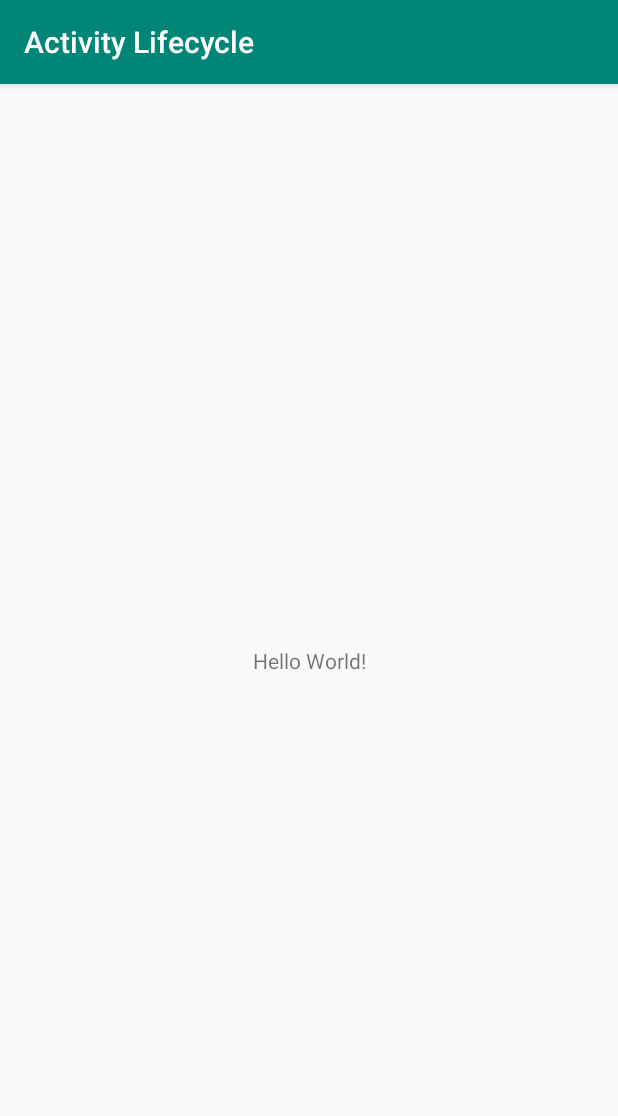
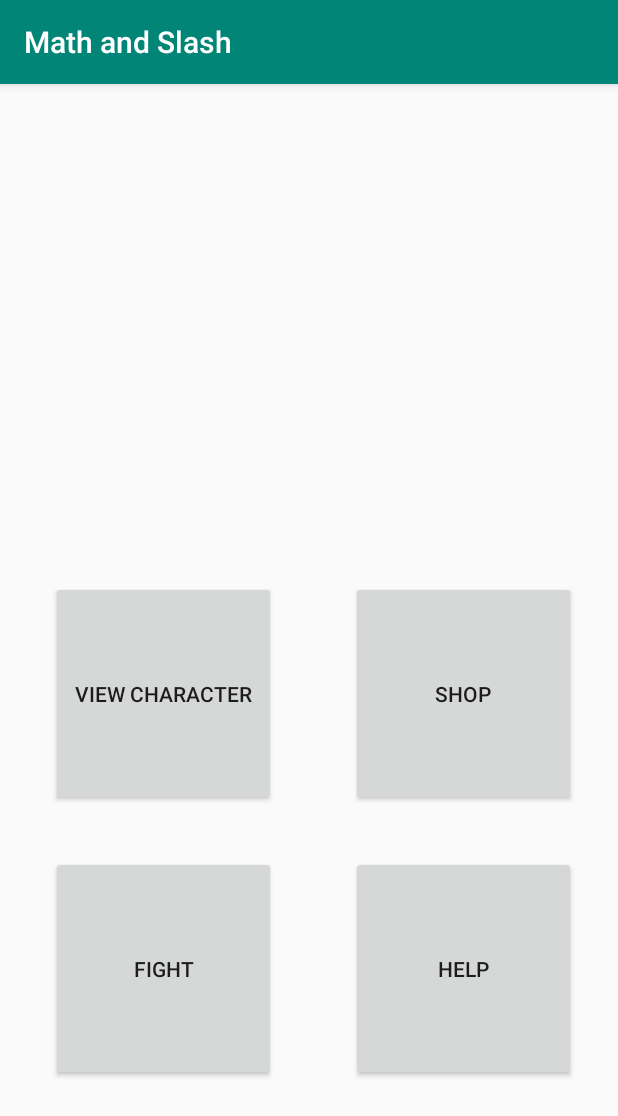
Before and after one commit to valsacar/CS683_Project, an Android app: the screen it shows after launch (MainActivity), on a phone screen of 412 x 824 dp. Shown: the top 1116 px of the screen. Run offline under Robolectric (Android 15) with nearby library versions, the phone set to English and light mode, and no system bars.

Commit message:
Iter 1 committed.

```diff
--- a/app/src/main/AndroidManifest.xml
+++ b/app/src/main/AndroidManifest.xml
@@ -9,6 +9,7 @@
         android:roundIcon="@mipmap/ic_launcher_round"
         android:supportsRtl="true"
         android:theme="@style/AppTheme">
+        <activity android:name=".ViewCharActivity"></activity>
         <activity android:name=".MainActivity">
             <intent-filter>
                 <action android:name="android.intent.action.MAIN" />
--- /dev/null
+++ b/app/src/main/java/edu/bu/metcs/activitylifecycle/MathCharacter.java
@@ -0,0 +1,97 @@
+package edu.bu.metcs.activitylifecycle;
+
+import java.io.Serializable;
+
+import static java.lang.Math.round;
+
+class MathCharacter implements Serializable {
+    private int level, xp, hp, strength, toughness, health;
+    private int pointsToUse, money;
+
+    //Probably need to break this out into armor and weapon classes.
+    private int wAddLvl, wSubLvl, aAddLvl, aSubLvl;
+
+    public MathCharacter() {
+        this.level = 1;
+        this.xp = 0;
+        this.hp = 15;
+        this.strength = 1;
+        this.toughness = 1;
+        this.health = 1;
+        this.pointsToUse = 2;
+        this.money = 0;
+        this.wAddLvl = 1;
+        this.wSubLvl = 0;
+        this.aAddLvl = 1;
+        this.aSubLvl = 0;
+    }
+
+    public int getLevel() {return this.level;}
+
+    public int getStrength() {return this.strength;}
+
+    public int getXp() {
+        return xp;
+    }
+
+    public int getHp() {
+        return hp;
+    }
+
+    public int getToughness() {
+        return toughness;
+    }
+
+    public int getHealth() {
+        return health;
+    }
+
+    public int getPointsToUse() {
+        return pointsToUse;
+    }
+
+    public int getMoney() {
+        return money;
+    }
+
+    public int getwAddLvl() {
+        return wAddLvl;
+    }
+
+    public int getwSubLvl() {
+        return wSubLvl;
+    }
+
+    public int getaAddLvl() {
+        return aAddLvl;
+    }
+
+    public int getaSubLvl() {
+        return aSubLvl;
+    }
+
+    protected void modStr(int amount) {
+        this.strength += amount;
+    }
+
+    protected void modTough(int amount) {
+        this.toughness += amount;
+    }
+
+    protected void modHealth(int amount) {
+        this.health += amount;
+    }
+
+    protected void modPoints(int amount) {
+        this.pointsToUse += amount;
+    }
+
+    public int getMaxHP() {
+        return 11 + (int)round(this.health * 3.5 * this.level);
+    }
+
+    //TODO: Shouldn't be public
+    public void addLevel() {this.level++;}
+
+
+}
--- a/app/src/main/res/layout/activity_main.xml
+++ b/app/src/main/res/layout/activity_main.xml
@@ -6,13 +6,56 @@
     android:layout_height="match_parent"
     tools:context=".MainActivity">
 
-    <TextView
-        android:layout_width="wrap_content"
-        android:layout_height="wrap_content"
-        android:text="Hello World!"
-        app:layout_constraintBottom_toBottomOf="parent"
-        app:layout_constraintLeft_toLeftOf="parent"
-        app:layout_constraintRight_toRightOf="parent"
+    <Button
+        android:id="@+id/button"
+        android:layout_width="150dp"
+        android:layout_height="150dp"
+        android:layout_marginStart="27dp"
+        android:layout_marginTop="368dp"
+        android:layout_marginEnd="43dp"
+        android:layout_marginBottom="33dp"
+        android:onClick="onClickChar"
+        android:text="@string/char_button"
+        app:layout_constraintBottom_toTopOf="@+id/button3"
+        app:layout_constraintEnd_toStartOf="@+id/button2"
+        app:layout_constraintStart_toStartOf="parent"
         app:layout_constraintTop_toTopOf="parent" />
 
+    <Button
+        android:id="@+id/button2"
+        android:layout_width="150dp"
+        android:layout_height="150dp"
+        android:layout_marginTop="368dp"
+        android:layout_marginEnd="21dp"
+        android:layout_marginBottom="33dp"
+        android:text="@string/shop_button"
+        app:layout_constraintBottom_toTopOf="@+id/button4"
+        app:layout_constraintEnd_toEndOf="parent"
+        app:layout_constraintStart_toEndOf="@+id/button"
+        app:layout_constraintTop_toTopOf="parent" />
+
+    <Button
+        android:id="@+id/button3"
+        android:layout_width="150dp"
+        android:layout_height="150dp"
+        android:layout_marginStart="27dp"
+        android:layout_marginEnd="43dp"
+        android:layout_marginBottom="140dp"
+        android:text="@string/fight_button"
+        app:layout_constraintBottom_toBottomOf="parent"
+        app:layout_constraintEnd_toStartOf="@+id/button4"
+        app:layout_constraintStart_toStartOf="parent"
+        app:layout_constraintTop_toBottomOf="@+id/button" />
+
+    <Button
+        android:id="@+id/button4"
+        android:layout_width="150dp"
+        android:layout_height="150dp"
+        android:layout_marginEnd="21dp"
+        android:layout_marginBottom="140dp"
+        android:text="@string/help_button"
+        app:layout_constraintBottom_toBottomOf="parent"
+        app:layout_constraintEnd_toEndOf="parent"
+        app:layout_constraintStart_toEndOf="@+id/button3"
+        app:layout_constraintTop_toBottomOf="@+id/button2" />
 </androidx.constraintlayout.widget.ConstraintLayout>
--- a/app/src/main/res/values/strings.xml
+++ b/app/src/main/res/values/strings.xml
@@ -1,3 +1,16 @@
 <resources>
-    <string name="app_name">Activity Lifecycle</string>
+    <string name="app_name">Math and Slash</string>
+    <string name="char_button">View Character</string>
+    <string name="shop_button">Shop</string>
+    <string name="fight_button">Fight</string>
+    <string name="help_button">Help</string>
+    <string name="char_str">Strength: </string>
+    <string name="char_tough">Toughness: </string>
+    <string name="char_health">Health: </string>
+    <string name="char_hp">HP: </string>
+    <string name="char_xp">XP: </string>
+    <string name="char_lvl">LVL: </string>
+    <string name="char_remain">Remaining Points: </string>
+    <string name="char_button_save">Save</string>
+    <string name="char_button_close">Close</string>
 </resources>
```
Also changed, not shown: app/src/main/java/edu/bu/metcs/activitylifecycle/MainActivity.java (+25 -0 lines), app/src/main/java/edu/bu/metcs/activitylifecycle/ViewCharActivity.java (added, +127 -0 lines), app/src/main/res/layout/activity_view_char.xml (added, +194 -0 lines), app/src/main/res/drawable/character.png (added).
